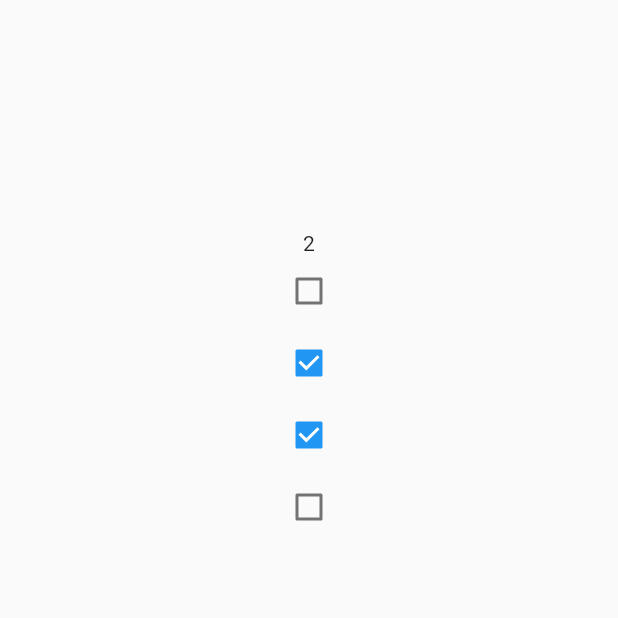
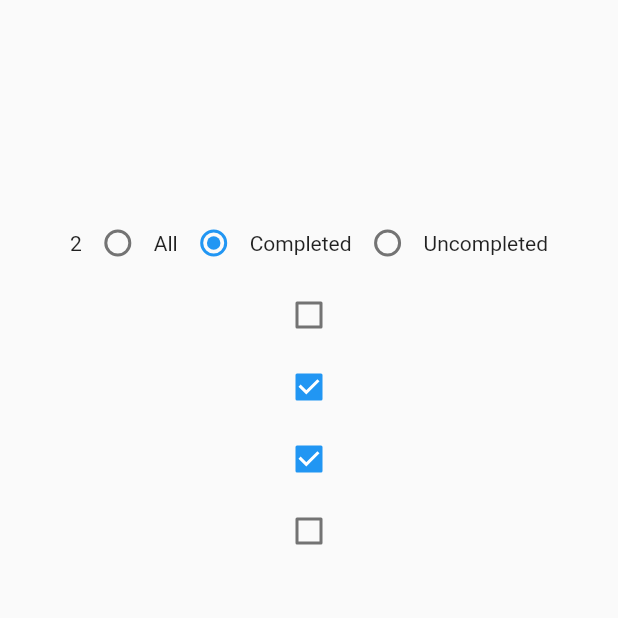
Before and after one commit to cnon06/checkboxlist-riverpod, a Flutter app: the screen it shows after launch, on a phone screen of 412 x 824 dp, the top half of it. Run offline on Flutter 3.47's test engine with Material 2 defaults, Android fonts, the phone set to English and light mode, and no system bars; our stand-ins replace flutter_riverpod.

Commit message:
radio button

```diff
--- a/lib/checkbox.dart
+++ b/lib/checkbox.dart
@@ -1,24 +1,70 @@
 import 'package:flutter/material.dart';
 import 'package:flutter_riverpod/flutter_riverpod.dart';
 import 'package:todolistriverpod/providers/checkstatenotifier.dart';
+import 'package:todolistriverpod/providers/enumstatenotifier.dart';
 
 List<bool> checks = [false, true, true, false];
+
+enum TaskCategories { all, completed, uncompleted }
 
 class MyCheckBox extends ConsumerWidget {
   const MyCheckBox({super.key});
 
+  // TaskCategories groupValue = TaskCategories.completed;
+
   @override
   Widget build(BuildContext context, WidgetRef ref) {
     var checkboxChanged = ref.watch(myStateNotifierProvider);
+
     checks[checkboxChanged.index] = checkboxChanged.value;
+
+    TaskCategories groupValue = ref.watch(myEnumStateNotifierProvider);
 
     return Scaffold(
       body: Center(
           child: Column(
         mainAxisAlignment: MainAxisAlignment.center,
         children: [
-          // Text(trues(checks).toString()),
-          Text(checks.where((element) => element == true).length.toString()),
+          Row(
+            mainAxisAlignment: MainAxisAlignment.center,
+            children: [
+              Text(
+                  checks.where((element) => element == true).length.toString()),
+              Radio(
+                  value: TaskCategories.all,
+                  groupValue: groupValue,
+                  onChanged: (value) {
+                    ref
+                        .read(myEnumStateNotifierProvider.notifier)
+                        .selectRadioButton(TaskCategories.all);
+                  }),
+              const Text('All'),
+
+              Radio(
+                  value: TaskCategories.completed,
+                  groupValue: groupValue,
+                  onChanged: (value)
+                  {
+                     ref
+                        .read(myEnumStateNotifierProvider.notifier)
+                        .selectRadioButton(TaskCategories.completed);
+                  }),
+              const Text('Completed'),
+
+              Radio(
+                  value: TaskCategories.uncompleted,
+                  groupValue: groupValue,
+                  onChanged: (value)
+                  {
+                     ref
+                        .read(myEnumStateNotifierProvider.notifier)
+                        .selectRadioButton(TaskCategories.uncompleted);
+                  }),
+              const Text('Uncompleted'),
+
+
+            ],
+          ),
           SizedBox(
             height: 500,
             child: ListView.builder(
@@ -38,6 +84,4 @@ class MyCheckBox extends ConsumerWidget {
       )),
     );
   }
-
-
 }
--- a/lib/main.dart
+++ b/lib/main.dart
@@ -13,7 +13,7 @@ class MyApp extends StatelessWidget {
 
   @override
   Widget build(BuildContext context) {
-    return const MaterialApp(
+    return  const MaterialApp(
       debugShowCheckedModeBanner: false,
       title: 'Material App',
       // home: TodoApp(),
--- a/lib/providers/checkstatenotifier.dart
+++ b/lib/providers/checkstatenotifier.dart
@@ -3,7 +3,7 @@ import 'package:todolistriverpod/checkbox.dart';
 import 'package:todolistriverpod/model/indexvalue.dart';
 
 final myStateNotifierProvider =
-    // StateNotifierProvider<CheckNotifier, Map<int, bool>>(
+
       StateNotifierProvider<CheckNotifier, IndexValue>(
         (ref) => CheckNotifier(IndexValue(index: 0, value: checks[0])));
 
--- /dev/null
+++ b/lib/providers/enumstatenotifier.dart
@@ -0,0 +1,17 @@
+import 'package:flutter_riverpod/flutter_riverpod.dart';
+import 'package:todolistriverpod/checkbox.dart';
+
+final myEnumStateNotifierProvider =
+
+      StateNotifierProvider<EnumNotifier, TaskCategories>(
+        (ref) => EnumNotifier(TaskCategories.completed));
+
+class EnumNotifier extends StateNotifier<TaskCategories> {
+  EnumNotifier(super.state);
+
+  // ignore: avoid_types_as_parameter_names
+  void selectRadioButton(enumNotifier) {
+    state = enumNotifier ;
+
+  }
+}
```
